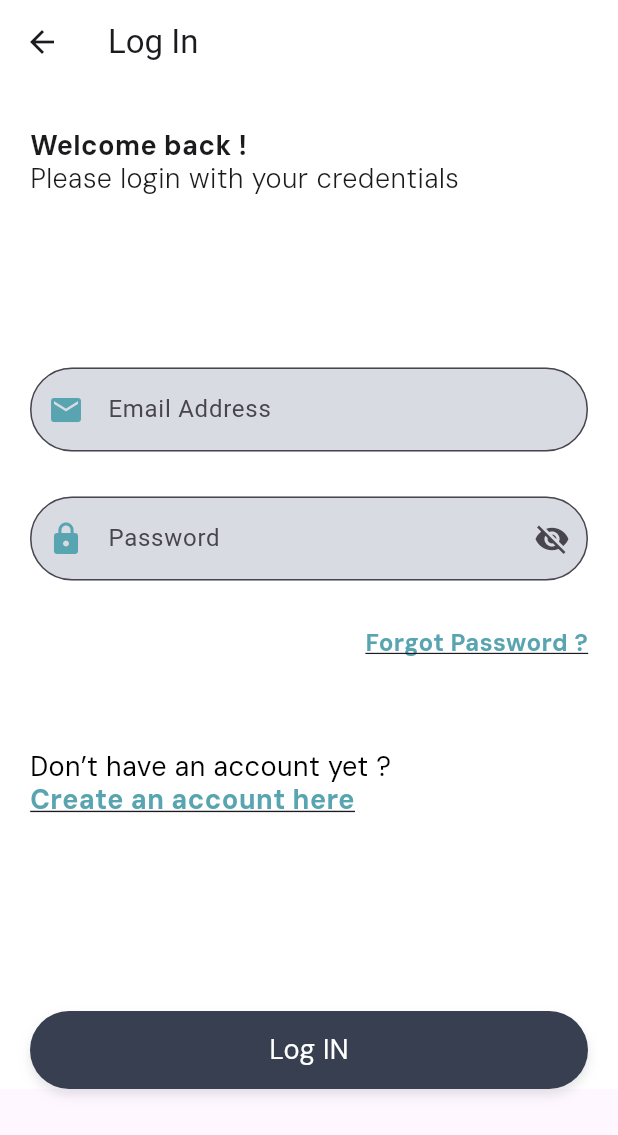
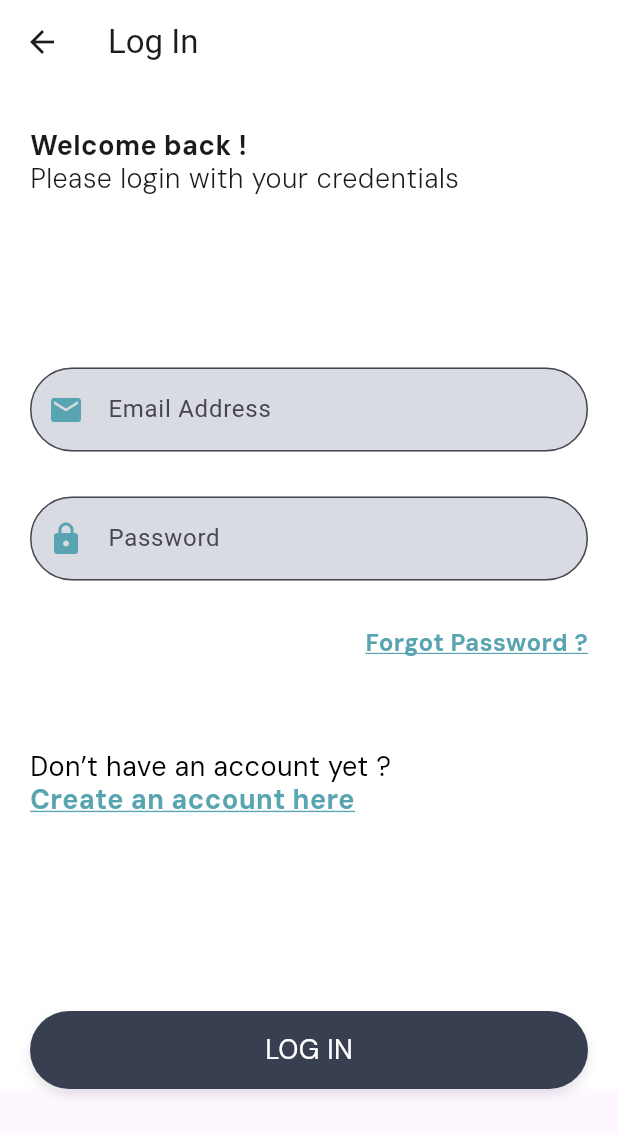
Before and after one commit to AashleshWawge/ManuScan, a Flutter app: the login_account screen opened directly, on a phone screen of 412 x 824 dp. Shown: the top 1135 px of the screen. Run offline on Flutter 3.47's test engine with Material 3 defaults, Android fonts, the phone set to English and light mode, and no system bars; missing offline and left inert: mysql1.

Commit message:
made some changes

```diff
--- a/lib/login_forgot.dart
+++ /dev/null
@@ -1,263 +0,0 @@
-import 'package:flutter/gestures.dart';
-import 'package:flutter/material.dart';
-import 'create_account.dart';
-
-// import 'package:url_launcher/url_launcher.dart';
-
-class login_account extends StatefulWidget {
-  const login_account({super.key});
-
-  @override
-  _login_account createState() => _login_account();
-}
-
-class _login_account extends State<login_account> {
-  bool _isPasswordVisible = false;
-  bool _isConfirmPasswordVisible = false;
-  final TextEditingController _emailController = TextEditingController();
-  final TextEditingController _passwordController = TextEditingController();
-  String? _emailError;
-  String? _passwordError;
-
-  @override
-  Widget build(BuildContext context) {
-    return Scaffold(
-      appBar: AppBar(
-        title: Text("Log In"),
-        backgroundColor:
-            Color.fromARGB(255, 255, 255, 255), // Custom color for the app bar
-      ),
-      body: Container(
-        color: Colors.white, // Add white background
-        padding: const EdgeInsets.symmetric(horizontal: 20.0),
-        child: SingleChildScrollView(
-          // Ensure scrolling if content overflows
-          child: Column(
-            crossAxisAlignment: CrossAxisAlignment.start,
-            children: [
-              buildSubtitle(),
-              SizedBox(
-                  height: 100), // Add space between subtitle and form fields
-              buildFormFields(),
-              buildForgotPassword(),
-              buildFooter(),
-            ],
-          ),
-        ),
-      ),
-    );
-  }
-
-  Widget buildSubtitle() {
-    return Padding(
-      padding: const EdgeInsets.only(top: 30.0),
-      child: Text.rich(
-        TextSpan(
-          children: [
-            TextSpan(
-              text: 'Welcome back !\n',
-              style: TextStyle(
-                color: Color(0xFF1B1B1E),
-                fontSize: 18,
-                fontFamily: 'DM Sans',
-                fontWeight: FontWeight.w700,
-                height: 1.22,
-              ),
-            ),
-            TextSpan(
-              text: 'Please login with your credentials',
-              style: TextStyle(
-                color: Color(0xFF1B1B1E),
-                fontSize: 18,
-                fontFamily: 'DM Sans',
-                fontWeight: FontWeight.w300,
-                height: 1.22,
-              ),
-            ),
-          ],
-        ),
-      ),
-    );
-  }
-
-  Widget buildFormFields() {
-    return Column(
-      children: [
-        buildFormField(
-            'Email Address', false, Icons.email, _emailController, _emailError),
-        buildFormField(
-            'Password', true, Icons.lock, _passwordController, _passwordError),
-      ],
-    );
-  }
-
-  Widget buildFormField(String label, bool isPassword, IconData icon,
-      TextEditingController controller, String? errorText) {
-    return Padding(
-      padding: const EdgeInsets.symmetric(vertical: 15.0),
-      child: TextField(
-        controller: controller,
-        obscureText: isPassword &&
-            (label == 'Password'
-                ? !_isPasswordVisible
-                : !_isConfirmPasswordVisible),
-        decoration: InputDecoration(
-          labelText: label,
-          hintText: 'Enter your $label',
-          border: OutlineInputBorder(
-            borderRadius: BorderRadius.circular(30),
-            borderSide: BorderSide(color: Colors.white),
-          ),
-          filled: true,
-          fillColor: Color(0xFFD8DBE2),
-          prefixIcon: Icon(icon,
-              color: const Color.fromRGBO(
-                  88, 164, 176, 1)), // Change icon color here
-          suffixIcon: isPassword
-              ? IconButton(
-                  icon: Icon(
-                    label == 'Password'
-                        ? (_isPasswordVisible
-                            ? Icons.visibility
-                            : Icons.visibility_off)
-                        : (_isConfirmPasswordVisible
-                            ? Icons.visibility
-                            : Icons.visibility_off),
-                  ),
-                  onPressed: () {
-                    setState(() {
-                      if (label == 'Password') {
-                        _isPasswordVisible = !_isPasswordVisible;
-                      } else {
-                        _isConfirmPasswordVisible = !_isConfirmPasswordVisible;
-                      }
-                    });
-                  },
-                )
-              : null,
-          errorText: errorText,
-        ),
-        onChanged: (value) {
-          setState(() {
-            if (label == 'Email Address') {
-              _emailError = value.isEmpty ? 'Please enter your Email' : null;
-            } else if (label == 'Password') {
-              _passwordError =
-                  value.length < 6 ? 'Require at least 6 characters' : null;
-            }
-          });
-        },
-      ),
-    );
-  }
-
-  Widget buildForgotPassword() {
-    return Align(
-      alignment: Alignment.centerRight,
-      child: Padding(
-        padding: const EdgeInsets.only(top: 15.0),
-        child: Text.rich(
-          TextSpan(
-            text: 'Forgot Password ?',
-            style: TextStyle(
-              color: Color(0xFF58A4B0),
-              fontSize: 16,
-              fontFamily: 'DM Sans',
-              fontWeight: FontWeight.w700,
-              decoration: TextDecoration.underline,
-            ),
-            recognizer: TapGestureRecognizer()
-              ..onTap = () {
-                // Handle forgot password action
-              },
-          ),
-        ),
-      ),
-    );
-  }
-
-  Widget buildFooter() {
-    return Padding(
-      padding: const EdgeInsets.only(top: 60.0),
-      child: Column(
-        crossAxisAlignment: CrossAxisAlignment.start,
-        children: [
-          Text.rich(
-            TextSpan(
-              children: [
-                TextSpan(
-                  text: 'Don’t have an account yet ?\n',
-                  style: TextStyle(
-                    color: Colors.black,
-                    fontSize: 18,
-                    fontFamily: 'DM Sans',
-                    height: 1.22,
-                  ),
-                ),
-                TextSpan(
-                  text: 'Create an account here',
-                  style: TextStyle(
-                    color: Color(0xFF58A4B0),
-                    fontSize: 18,
-                    fontFamily: 'DM Sans',
-                    fontWeight: FontWeight.w700,
-                    decoration: TextDecoration.underline,
-                    height: 1.22,
-                  ),
-                  recognizer: TapGestureRecognizer()
-                    ..onTap = () {
-                      Navigator.push(
-                        context,
-                        MaterialPageRoute(
-                            builder: (context) => Createaccount()),
-                      );
-                    },
-                ),
-              ],
-            ),
-          ),
-          Padding(
-            padding: const EdgeInsets.only(top: 130.0),
-            child: GestureDetector(
-              onTap: () {
-                // Handle the account creation action
-              },
-              child: Container(
-                width: double.infinity,
-                height: 52,
-                decoration: BoxDecoration(
-                  color: Color.fromRGBO(55, 63, 81, 1),
-                  borderRadius: BorderRadius.circular(100),
-                  boxShadow: [
-                    BoxShadow(
-                      color: Color(0x0F323247),
-                      blurRadius: 8,
-                      offset: Offset(0, 4),
-                    ),
-                    BoxShadow(
-                      color: Color(0x14323247),
-                      blurRadius: 4,
-                      offset: Offset(0, 4),
-                    ),
-                  ],
-                ),
-                child: Center(
-                  child: Text(
-                    'Log IN',
-                    style: TextStyle(
-                      color: Colors.white,
-                      fontSize: 18,
-                      fontFamily: 'DM Sans',
-                      fontWeight: FontWeight.w400,
-                      height: 1.22,
-                    ),
-                  ),
-                ),
-              ),
-            ),
-          ),
-        ],
-      ),
-    );
-  }
-}
--- a/lib/login_page.dart
+++ b/lib/login_page.dart
@@ -2,8 +2,6 @@
 import 'package:flutter/material.dart';
 import 'forgot_password.dart';
 import 'create_account.dart';
-
-// import 'package:url_launcher/url_launcher.dart';
 
 class login_account extends StatefulWidget {
   const login_account({super.key});
@@ -24,19 +22,18 @@
       appBar: AppBar(
         title: Text("Log In"),
         backgroundColor:
-            Color.fromARGB(255, 255, 255, 255), // Custom color for the app bar
+            Color.fromARGB(255, 255, 255, 255),
       ),
       body: Container(
-        color: Colors.white, // Add white background
+        color: Colors.white,
         padding: const EdgeInsets.symmetric(horizontal: 20.0),
         child: SingleChildScrollView(
-          // Ensure scrolling if content overflows
           child: Column(
             crossAxisAlignment: CrossAxisAlignment.start,
             children: [
               buildSubtitle(),
               SizedBox(
-                  height: 100), // Add space between subtitle and form fields
+                  height: 100),
               buildFormFields(),
               buildForgotPassword(),
               buildFooter(),
@@ -107,7 +104,7 @@
           fillColor: Color(0xFFD8DBE2),
           prefixIcon: Icon(icon,
               color: const Color.fromRGBO(
-                  88, 164, 176, 1)), // Change icon color here
+                  88, 164, 176, 1)),
           suffixIcon: isPassword ? null : null,
           errorText: errorText,
         ),
@@ -199,7 +196,6 @@
             padding: const EdgeInsets.only(top: 130.0),
             child: GestureDetector(
               onTap: () {
-                // Handle the account creation action
               },
               child: Container(
                 width: double.infinity,
--- a/pubspec.yaml
+++ b/pubspec.yaml
@@ -12,9 +12,10 @@
 
   flutter:
     sdk: flutter
-
   cupertino_icons: ^1.0.8
   url_launcher: ^6.3.1
+  http: ^0.13.3
+  mysql1: ^0.19.2
 
 dev_dependencies:
   flutter_test:
```
Also changed, not shown: lib/create_account.dart (+127 -10 lines), lib/onboarding_screen.dart (+43 -62 lines), assets/images/image1.png, pubspec.lock.
